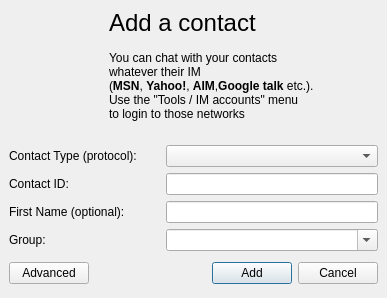
Before: the Qt Designer form wengophone/src/presentation/qt/imcontact/SimpleAddIMContact.ui in tkrotoff/WengoPhone, drawn with Qt 5.
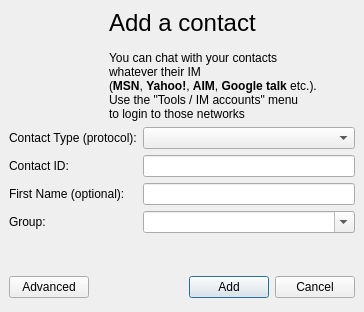
After: the same form once the commit is applied. Icons and pictures are not drawn.

Commit message: Fix audio device problem when Wenbox is unplugged

Diff of the .ui file:
```diff
--- a/wengophone/src/presentation/qt/imcontact/SimpleAddIMContact.ui
+++ b/wengophone/src/presentation/qt/imcontact/SimpleAddIMContact.ui
@@ -8,8 +8,8 @@
    <rect>
     <x>0</x>
     <y>0</y>
-    <width>387</width>
-    <height>298</height>
+    <width>352</width>
+    <height>312</height>
    </rect>
   </property>
   <property name="windowTitle" >
@@ -22,189 +22,6 @@
    <property name="spacing" >
     <number>6</number>
    </property>
-   <item row="2" column="0" >
-    <layout class="QGridLayout" >
-     <property name="margin" >
-      <number>0</number>
-     </property>
-     <property name="spacing" >
-      <number>6</number>
-     </property>
-     <item row="1" column="1" >
-      <widget class="QLineEdit" name="contactIdLineEdit" >
-       <property name="minimumSize" >
-        <size>
-         <width>212</width>
-         <height>0</height>
-        </size>
-       </property>
-       <property name="maximumSize" >
-        <size>
-         <width>212</width>
-         <height>16777215</height>
-        </size>
-       </property>
-      </widget>
-     </item>
-     <item row="3" column="0" >
-      <widget class="QLabel" name="label_3" >
-       <property name="text" >
-        <string>Group:</string>
-       </property>
-       <property name="textFormat" >
-        <enum>Qt::PlainText</enum>
-       </property>
-      </widget>
-     </item>
-     <item row="2" column="1" >
-      <widget class="QLineEdit" name="nameLineEdit" >
-       <property name="minimumSize" >
-        <size>
-         <width>212</width>
-         <height>0</height>
-        </size>
-       </property>
-       <property name="maximumSize" >
-        <size>
-         <width>212</width>
-         <height>16777215</height>
-        </size>
-       </property>
-      </widget>
-     </item>
-     <item row="3" column="1" >
-      <widget class="QComboBox" name="groupComboBox" >
-       <property name="minimumSize" >
-        <size>
-         <width>212</width>
-         <height>0</height>
-        </size>
-       </property>
-       <property name="maximumSize" >
-        <size>
-         <width>212</width>
-         <height>16777215</height>
-        </size>
-       </property>
-       <property name="editable" >
-        <bool>true</bool>
-       </property>
-      </widget>
-     </item>
-     <item row="0" column="1" >
-      <widget class="QComboBox" name="contactTypeComboBox" >
-       <property name="minimumSize" >
-        <size>
-         <width>212</width>
-         <height>0</height>
-        </size>
-       </property>
-       <property name="maximumSize" >
-        <size>
-         <width>212</width>
-         <height>16777215</height>
-        </size>
-       </property>
-      </widget>
-     </item>
-     <item row="0" column="0" >
-      <widget class="QLabel" name="label" >
-       <property name="text" >
-        <string>Contact Type (protocol):</string>
-       </property>
-       <property name="textFormat" >
-        <enum>Qt::PlainText</enum>
-       </property>
-      </widget>
-     </item>
-     <item row="2" column="0" >
-      <widget class="QLabel" name="label_4" >
-       <property name="text" >
-        <string>First Name (optional):</string>
-       </property>
-       <property name="textFormat" >
-        <enum>Qt::PlainText</enum>
-       </property>
-      </widget>
-     </item>
-     <item row="1" column="0" >
-      <widget class="QLabel" name="label_2" >
-       <property name="text" >
-        <string>Contact ID:</string>
-       </property>
-       <property name="textFormat" >
-        <enum>Qt::PlainText</enum>
-       </property>
-      </widget>
-     </item>
-    </layout>
-   </item>
-   <item row="3" column="0" >
-    <spacer>
-     <property name="orientation" >
-      <enum>Qt::Vertical</enum>
-     </property>
-     <property name="sizeHint" >
-      <size>
-       <width>20</width>
-       <height>16</height>
-      </size>
-     </property>
-    </spacer>
-   </item>
-   <item row="4" column="0" >
-    <layout class="QGridLayout" >
-     <property name="margin" >
-      <number>0</number>
-     </property>
-     <property name="spacing" >
-      <number>6</number>
-     </property>
-     <item row="0" column="3" >
-      <widget class="QPushButton" name="cancelButton" >
-       <property name="text" >
-        <string>Cancel</string>
-       </property>
-       <property name="icon" >
-        <iconset resource="../wengophone.qrc" >:/pics/delete.png</iconset>
-       </property>
-      </widget>
-     </item>
-     <item row="0" column="0" >
-      <widget class="QPushButton" name="advancedConfigPushButton" >
-       <property name="text" >
-        <string>Advanced</string>
-       </property>
-      </widget>
-     </item>
-     <item row="0" column="1" >
-      <spacer>
-       <property name="orientation" >
-        <enum>Qt::Horizontal</enum>
-       </property>
-       <property name="sizeHint" >
-        <size>
-         <width>100</width>
-         <height>32</height>
-        </size>
-       </property>
-      </spacer>
-     </item>
-     <item row="0" column="2" >
-      <widget class="QPushButton" name="okButton" >
-       <property name="text" >
-        <string>Add</string>
-       </property>
-       <property name="icon" >
-        <iconset resource="../wengophone.qrc" >:/pics/add.png</iconset>
-       </property>
-       <property name="default" >
-        <bool>true</bool>
-       </property>
-      </widget>
-     </item>
-    </layout>
-   </item>
    <item row="0" column="0" >
     <widget class="QLabel" name="accountLabel" >
      <property name="palette" >
@@ -473,7 +290,7 @@
       </palette>
      </property>
      <property name="text" >
-      <string>&lt;span style="font-size:18pt;">Add a contact&lt;/span>&lt;br>&lt;br>&lt;span>You can chat with your contacts&lt;br> whatever their IM&lt;br>(&lt;b>MSN&lt;/b>, &lt;b>Yahoo!&lt;/b>, &lt;b>AIM&lt;/b>,&lt;b>Google talk&lt;/b> etc.).&lt;br>Use the "Tools / IM accounts" menu&lt;br>to login to those networks&lt;/span></string>
+      <string>&lt;span style="font-size:18pt;">Add a contact&lt;/span>&lt;br>&lt;br>&lt;span>You can chat with your contacts&lt;br> whatever their IM&lt;br>(&lt;b>MSN&lt;/b>, &lt;b>Yahoo!&lt;/b>, &lt;b>AIM&lt;/b>, &lt;b>Google talk&lt;/b> etc.).&lt;br>Use the "Tools / IM accounts" menu&lt;br>to login to those networks&lt;/span></string>
      </property>
      <property name="wordWrap" >
       <bool>false</bool>
@@ -483,18 +300,188 @@
      </property>
     </widget>
    </item>
+   <item row="3" column="0" >
+    <layout class="QGridLayout" >
+     <property name="margin" >
+      <number>0</number>
+     </property>
+     <property name="spacing" >
+      <number>6</number>
+     </property>
+     <item row="0" column="3" >
+      <widget class="QPushButton" name="cancelButton" >
+       <property name="text" >
+        <string>Cancel</string>
+       </property>
+       <property name="icon" >
+        <iconset resource="../wengophone.qrc" >:/pics/delete.png</iconset>
+       </property>
+      </widget>
+     </item>
+     <item row="0" column="0" >
+      <widget class="QPushButton" name="advancedConfigPushButton" >
+       <property name="text" >
+        <string>Advanced</string>
+       </property>
+      </widget>
+     </item>
+     <item row="0" column="1" >
+      <spacer>
+       <property name="orientation" >
+        <enum>Qt::Horizontal</enum>
+       </property>
+       <property name="sizeHint" >
+        <size>
+         <width>100</width>
+         <height>32</height>
+        </size>
+       </property>
+      </spacer>
+     </item>
+     <item row="0" column="2" >
+      <widget class="QPushButton" name="okButton" >
+       <property name="text" >
+        <string>Add</string>
+       </property>
+       <property name="icon" >
+        <iconset resource="../wengophone.qrc" >:/pics/add.png</iconset>
+       </property>
+       <property name="default" >
+        <bool>true</bool>
+       </property>
+      </widget>
+     </item>
+    </layout>
+   </item>
+   <item row="2" column="0" >
+    <spacer>
+     <property name="orientation" >
+      <enum>Qt::Vertical</enum>
+     </property>
+     <property name="sizeHint" >
+      <size>
+       <width>20</width>
+       <height>16</height>
+      </size>
+     </property>
+    </spacer>
+   </item>
    <item row="1" column="0" >
-    <spacer>
-     <property name="orientation" >
-      <enum>Qt::Vertical</enum>
+    <layout class="QGridLayout" >
+     <property name="margin" >
+      <number>0</number>
      </property>
-     <property name="sizeHint" >
-      <size>
-       <width>20</width>
-       <height>40</height>
-      </size>
+     <property name="spacing" >
+      <number>6</number>
      </property>
-    </spacer>
+     <item row="1" column="1" >
+      <widget class="QLineEdit" name="contactIdLineEdit" >
+       <property name="minimumSize" >
+        <size>
+         <width>212</width>
+         <height>0</height>
+        </size>
+       </property>
+       <property name="maximumSize" >
+        <size>
+         <width>212</width>
+         <height>16777215</height>
+        </size>
+       </property>
+      </widget>
+     </item>
+     <item row="3" column="0" >
+      <widget class="QLabel" name="label_3" >
+       <property name="text" >
+        <string>Group:</string>
+       </property>
+       <property name="textFormat" >
+        <enum>Qt::PlainText</enum>
+       </property>
+      </widget>
+     </item>
+     <item row="2" column="1" >
+      <widget class="QLineEdit" name="nameLineEdit" >
+       <property name="minimumSize" >
+        <size>
+         <width>212</width>
+         <height>0</height>
+        </size>
+       </property>
+       <property name="maximumSize" >
+        <size>
+         <width>212</width>
+         <height>16777215</height>
+        </size>
+       </property>
+      </widget>
+     </item>
+     <item row="3" column="1" >
+      <widget class="QComboBox" name="groupComboBox" >
+       <property name="minimumSize" >
+        <size>
+         <width>212</width>
+         <height>0</height>
+        </size>
+       </property>
+       <property name="maximumSize" >
+        <size>
+         <width>212</width>
+         <height>16777215</height>
+        </size>
+       </property>
+       <property name="editable" >
+        <bool>true</bool>
+       </property>
+      </widget>
+     </item>
+     <item row="0" column="1" >
+      <widget class="QComboBox" name="contactTypeComboBox" >
+       <property name="minimumSize" >
+        <size>
+         <width>212</width>
+         <height>0</height>
+        </size>
+       </property>
+       <property name="maximumSize" >
+        <size>
+         <width>212</width>
+         <height>16777215</height>
+        </size>
+       </property>
+      </widget>
+     </item>
+     <item row="0" column="0" >
+      <widget class="QLabel" name="label" >
+       <property name="text" >
+        <string>Contact Type (protocol):</string>
+       </property>
+       <property name="textFormat" >
+        <enum>Qt::PlainText</enum>
+       </property>
+      </widget>
+     </item>
+     <item row="2" column="0" >
+      <widget class="QLabel" name="label_4" >
+       <property name="text" >
+        <string>First Name (optional):</string>
+       </property>
+       <property name="textFormat" >
+        <enum>Qt::PlainText</enum>
+       </property>
+      </widget>
+     </item>
+     <item row="1" column="0" >
+      <widget class="QLabel" name="label_2" >
+       <property name="text" >
+        <string>Contact ID:</string>
+       </property>
+       <property name="textFormat" >
+        <enum>Qt::PlainText</enum>
+       </property>
+      </widget>
+     </item>
+    </layout>
    </item>
   </layout>
  </widget>
```
Left out of the diff: 2 changed lines with no effect on the pictures. The commit also changes 1 other file.
